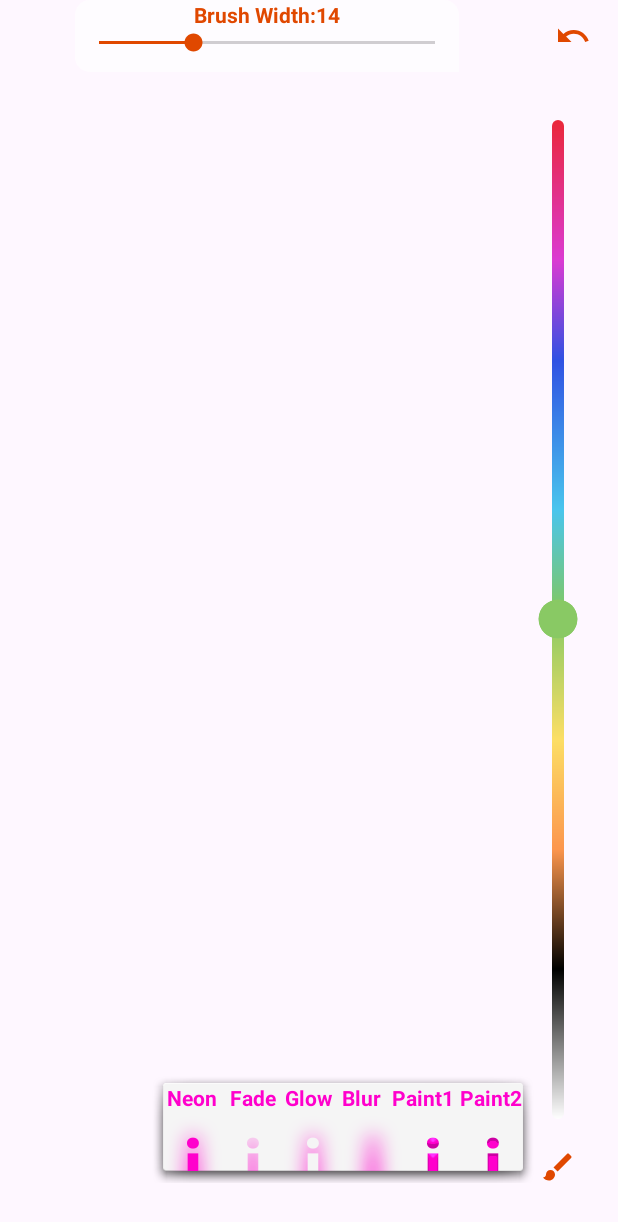
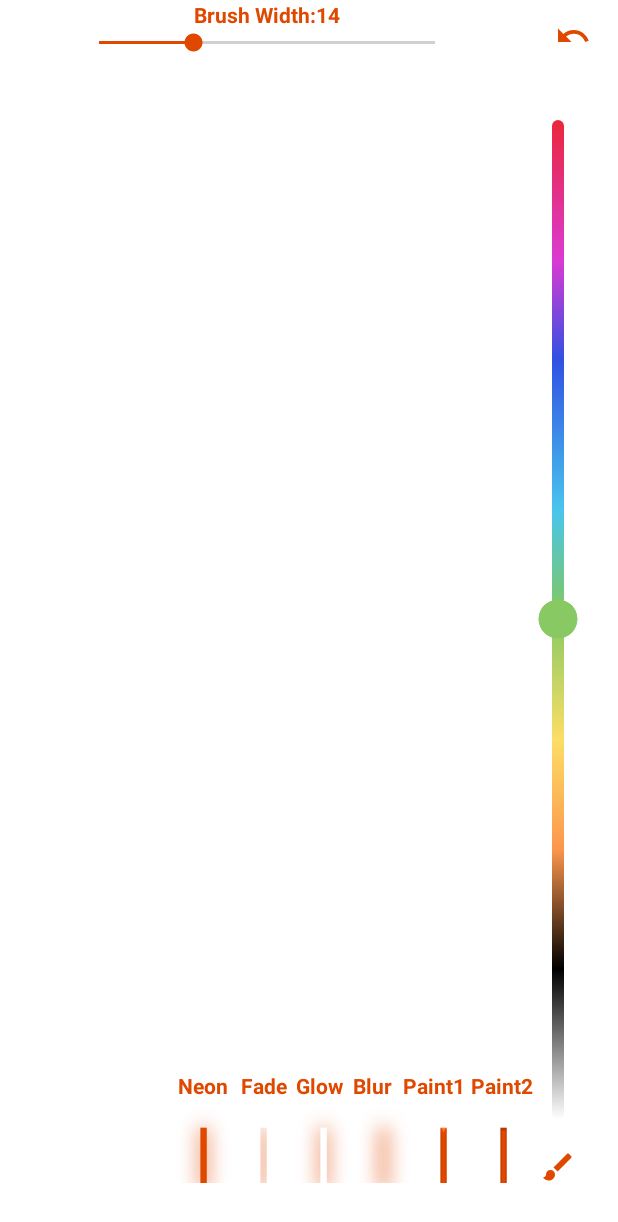
Before and after one commit to vadhub/MyPaint, an Android app: the screen it shows after launch (MainActivity), on a phone screen of 412 x 824 dp. Shown: the top 1222 px of the screen. Run offline under Robolectric (Android 15) with nearby library versions, the light colour scheme and no system bars.

Commit message:
design fix

```diff
--- a/app/src/main/res/layout/drawable_view_layout.xml
+++ b/app/src/main/res/layout/drawable_view_layout.xml
@@ -5,7 +5,7 @@
     android:id="@+id/draw_main_frame"
     android:layout_width="match_parent"
     android:layout_height="match_parent"
-    android:background="@android:color/transparent"
+    android:background="@android:color/white"
     android:orientation="vertical">
 
     <LinearLayout
@@ -59,7 +59,7 @@
             android:layout_marginTop="64dip"
             android:layout_marginEnd="20dip"
             android:layout_marginRight="20dip"
-            android:layout_marginBottom="30dip"/>
+            android:layout_marginBottom="30dip" />
 
         <HorizontalScrollView
             android:layout_width="wrap_content"
@@ -76,7 +76,6 @@
                 android:id="@+id/brush_option_frame"
                 android:layout_width="wrap_content"
                 android:layout_height="match_parent"
-                android:background="@android:drawable/dialog_holo_light_frame"
                 android:orientation="vertical">
 
                 <LinearLayout
@@ -89,66 +88,64 @@
                         android:layout_width="40dip"
                         android:layout_height="match_parent"
                         android:gravity="center"
-                        android:text="Neon"
-                        android:textColor="#ff00cc"
+                        android:text="@string/neon"
+                        android:textColor="@color/colorAccent"
                         android:textStyle="bold" />
 
                     <TextView
                         android:layout_width="40dip"
                         android:layout_height="match_parent"
                         android:gravity="center"
-                        android:text="Fade"
-                        android:textColor="#ff00cc"
+                        android:text="@string/fade"
+                        android:textColor="@color/colorAccent"
                         android:textStyle="bold" />
 
                     <TextView
                         android:layout_width="35dip"
                         android:layout_height="match_parent"
                         android:gravity="center"
-                        android:text="Glow"
-                        android:textColor="#ff00cc"
+                        android:text="@string/glow"
+                        android:textColor="@color/colorAccent"
                         android:textStyle="bold" />
 
                     <TextView
                         android:layout_width="35dip"
                         android:layout_height="match_parent"
                         android:gravity="center"
-                        android:text="Blur"
-                        android:textColor="#ff00cc"
+                        android:text="@string/blur"
+                        android:textColor="@color/colorAccent"
                         android:textStyle="bold" />
 
                     <TextView
                         android:layout_width="45dip"
                         android:layout_height="match_parent"
                         android:gravity="center"
-                        android:text="Paint1"
-                        android:textColor="#ff00cc"
+                        android:text="@string/paint1"
+                        android:textColor="@color/colorAccent"
                         android:textStyle="bold" />
 
                     <TextView
                         android:layout_width="45dip"
                         android:layout_height="match_parent"
                         android:gravity="center"
-                        android:text="Paint2"
-                        android:textColor="#ff00cc"
+                        android:text="@string/paint2"
+                        android:textColor="@color/colorAccent"
                         android:textStyle="bold" />
 
                 </LinearLayout>
 
                 <LinearLayout
-                    android:layout_width="240dip"
-                    android:layout_height="40dip"
+                    android:layout_width="match_parent"
+                    android:layout_height="match_parent"
                     android:orientation="horizontal">
-
 
                     <com.abg.mypaint.painview.ShaderTextView
                         android:id="@+id/normal_brush"
                         android:layout_width="40dip"
                         android:layout_height="match_parent"
-                        android:background="@drawable/transparent_ripple"
-                        android:gravity="center"
-                        android:text="i"
-                        android:textColor="#ff00cc"
+                        android:text="|"
+                        android:textAlignment="center"
+                        android:textColor="@color/colorAccent"
                         android:textSize="50sp"
                         android:textStyle="bold"
                         shader:mask_id="normal"
@@ -158,10 +155,9 @@
                         android:id="@+id/inner_brush"
                         android:layout_width="40dip"
                         android:layout_height="match_parent"
-                        android:background="@drawable/transparent_ripple"
                         android:gravity="center"
-                        android:text="i"
-                        android:textColor="#ff00cc"
+                        android:text="|"
+                        android:textColor="@color/colorAccent"
                         android:textSize="50sp"
                         android:textStyle="bold"
                         shader:mask_id="neon"
@@ -171,25 +167,21 @@
                         android:id="@+id/neon_brush"
                         android:layout_width="40dip"
                         android:layout_height="match_parent"
-                        android:background="@drawable/transparent_ripple"
                         android:gravity="center"
-                        android:text="i"
-                        android:textColor="#ff00cc"
+                        android:text="|"
+                        android:textColor="@color/colorAccent"
                         android:textSize="50sp"
                         android:textStyle="bold"
                         shader:mask_id="inner"
-                        shader:mask_radius="14"
-
-                        />
+                        shader:mask_radius="14" />
 
                     <com.abg.mypaint.painview.ShaderTextView
                         android:id="@+id/blur_brush"
                         android:layout_width="40dip"
                         android:layout_height="match_parent"
-                        android:background="@drawable/transparent_ripple"
                         android:gravity="center"
-                        android:text="i"
-                        android:textColor="#ff00cc"
+                        android:text="|"
+                        android:textColor="@color/colorAccent"
                         android:textSize="50sp"
                         android:textStyle="bold"
                         shader:mask_id="blur"
@@ -199,10 +191,9 @@
                         android:id="@+id/emboss_brush"
                         android:layout_width="40dip"
                         android:layout_height="match_parent"
-                        android:background="@drawable/transparent_ripple"
                         android:gravity="center"
-                        android:text="i"
-                        android:textColor="#ff00cc"
+                        android:text="|"
+                        android:textColor="@color/colorAccent"
                         android:textSize="50sp"
                         android:textStyle="bold"
                         shader:mask_id="emboss"
@@ -212,10 +203,9 @@
                         android:id="@+id/deboss_brush"
                         android:layout_width="40dip"
                         android:layout_height="match_parent"
-                        android:background="@drawable/transparent_ripple"
                         android:gravity="center"
-                        android:text="i"
-                        android:textColor="#ff00cc"
+                        android:text="|"
+                        android:textColor="@color/colorAccent"
                         android:textSize="50sp"
                         android:textStyle="bold"
                         shader:mask_id="deboss"
@@ -236,9 +226,7 @@
                 android:layout_width="match_parent"
                 android:layout_height="48dip"
                 android:layout_marginStart="50dip"
-                android:layout_marginLeft="50dip"
                 android:layout_marginEnd="106dip"
-                android:layout_marginRight="106dip"
                 android:background="@drawable/brushes_background"
                 android:gravity="end"
                 android:orientation="vertical">
@@ -259,14 +247,12 @@
                     android:progress="14" />
             </LinearLayout>
 
-
             <ImageButton
                 android:id="@+id/show_stroke_bar"
                 android:layout_width="36dip"
                 android:layout_height="48dip"
                 android:layout_gravity="end"
                 android:layout_marginEnd="60dip"
-                android:layout_marginRight="60dip"
                 android:background="@android:color/transparent"
                 app:srcCompat="@drawable/ic_gestures" />
 
@@ -276,7 +262,6 @@
                 android:layout_height="48dip"
                 android:layout_gravity="end"
                 android:layout_marginEnd="12dip"
-                android:layout_marginRight="12dip"
                 android:background="@android:color/transparent"
                 app:srcCompat="@drawable/ic_undo" />
 
--- a/app/src/main/res/values-night/themes.xml
+++ /dev/null
@@ -1,7 +0,0 @@
-<resources xmlns:tools="http://schemas.android.com/tools">
-    <!-- Base application theme. -->
-    <style name="Base.Theme.MyPaint" parent="Theme.Material3.DayNight.NoActionBar">
-        <!-- Customize your dark theme here. -->
-        <!-- <item name="colorPrimary">@color/my_dark_primary</item> -->
-    </style>
-</resources>
--- a/app/src/main/res/values/colors.xml
+++ b/app/src/main/res/values/colors.xml
@@ -1,7 +1,7 @@
 <?xml version="1.0" encoding="utf-8"?>
 <resources>
     <color name="colorPrimary">#e04800</color>
-    <color name="colorPrimaryDark">#bdbdbd</color>
+    <color name="colorPrimaryDark">#FFFFFF</color>
     <color name="colorAccent">#e04800</color>
     <color name="gray_normal">#ff757575</color>
     <color name="gray_pressed">#ff616161</color>
--- a/app/src/main/res/values/strings.xml
+++ b/app/src/main/res/values/strings.xml
@@ -1,3 +1,9 @@
 <resources>
     <string name="app_name">MyPaint</string>
+    <string name="neon">Neon</string>
+    <string name="fade">Fade</string>
+    <string name="glow">Glow</string>
+    <string name="blur">Blur</string>
+    <string name="paint1">Paint1</string>
+    <string name="paint2">Paint2</string>
 </resources>
```
